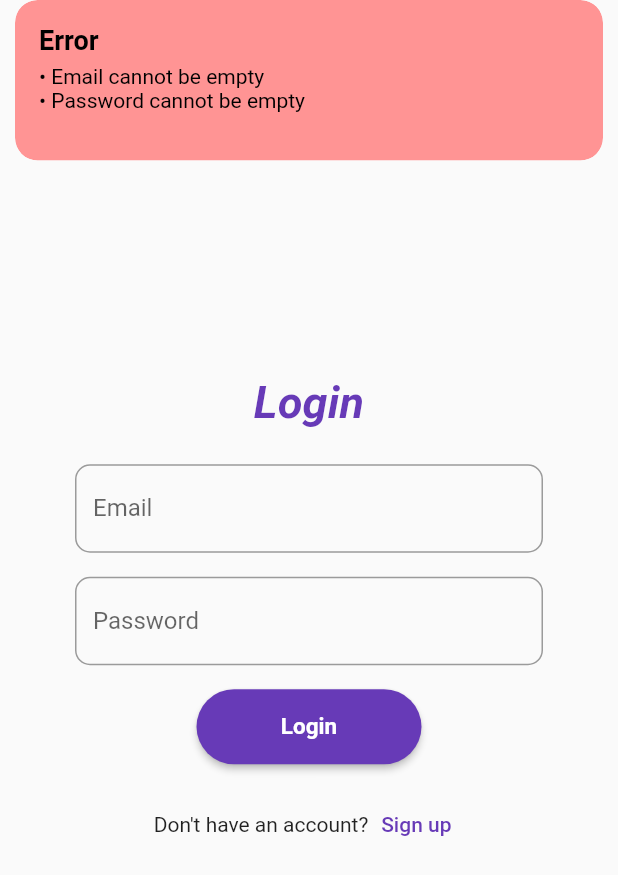
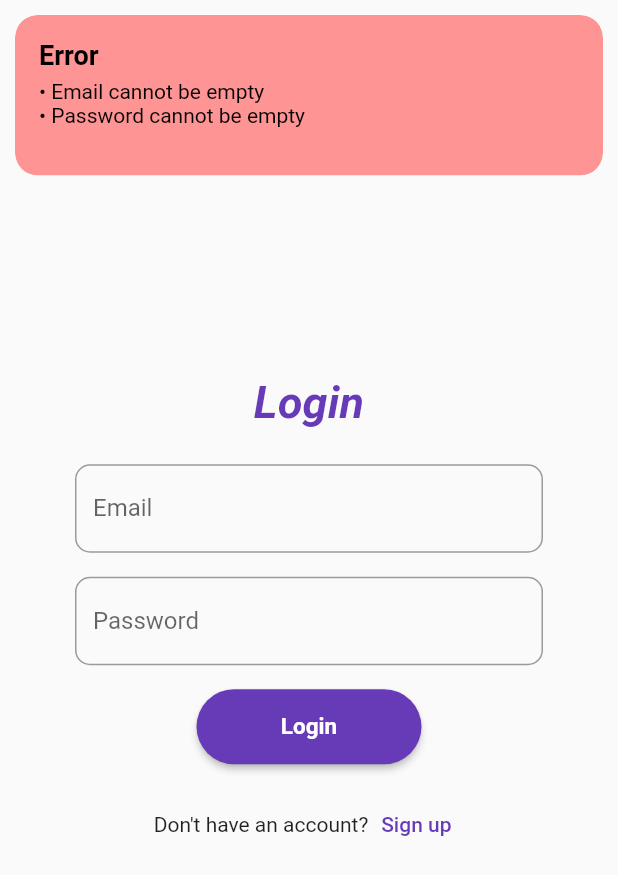
Before and after one commit to lKhanl/closet-app, a Flutter app: the LoginPage screen opened directly, after a tap on "Login", on a phone screen of 412 x 824 dp. Shown: the top 875 px of the screen. Run offline on Flutter 3.47's test engine with Material 2 defaults, Android fonts, the light colour scheme and no system bars; our stand-ins replace flutter_dotenv, get, get_it, get_storage; accounts and stored records are empty.

Commit message:
snackbar is updated

```diff
--- a/lib/utils/snackbar_utils.dart
+++ b/lib/utils/snackbar_utils.dart
@@ -8,6 +8,7 @@ class SnackbarUtils {
       'Error',
       message,
       backgroundColor: ThemeColors.error,
+      margin: EdgeInsets.only(top: 10, left: 10, right: 10),
       titleText: Text(
         'Error',
         style: TextStyle(
```
